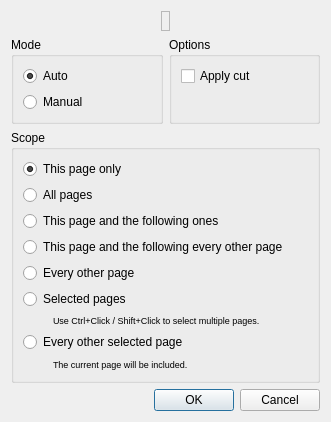
Old version of the form filters/page_split/ui/PageSplitModeDialog.ui in the repository 4lex4/scantailor-advanced.
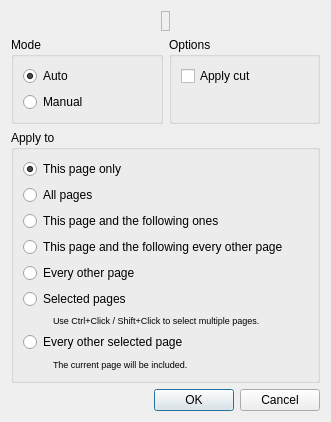
New version of the form. Icons and pictures are not drawn.

Diff of the .ui file:
```diff
--- a/filters/page_split/ui/PageSplitModeDialog.ui
+++ b/filters/page_split/ui/PageSplitModeDialog.ui
@@ -119,7 +119,7 @@
    <item>
     <widget class="QGroupBox" name="groupBox_2">
      <property name="title">
-      <string>Scope</string>
+      <string>Apply to</string>
      </property>
      <layout class="QVBoxLayout" name="verticalLayout">
       <item>
```
